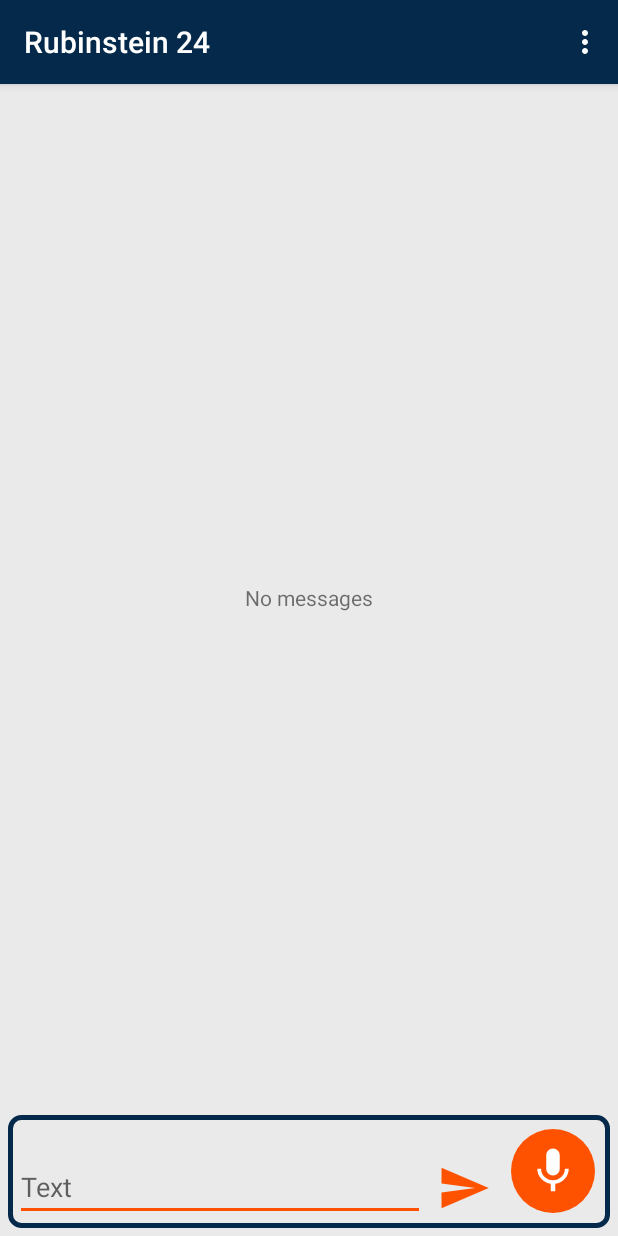
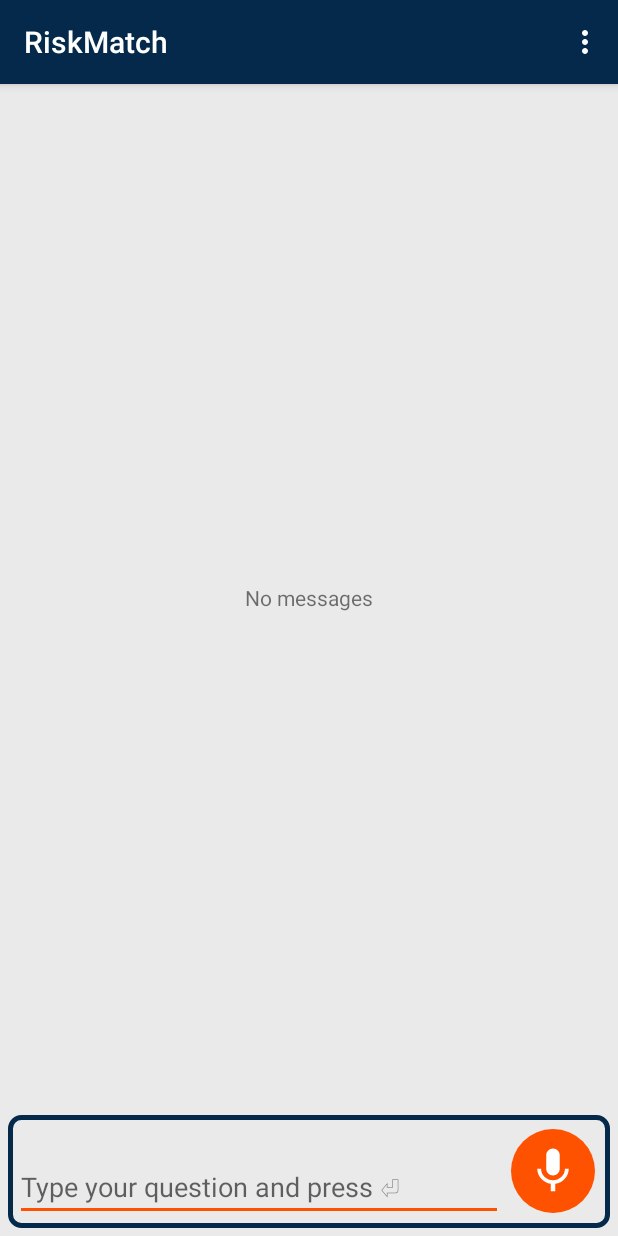
Before and after one commit to theaspect/api-bot, an Android app: the screen it shows after launch (ChatActivity), on a phone screen of 412 x 824 dp. Run offline under Robolectric (Android 15) with nearby library versions, the phone set to English and light mode, and no system bars; our stand-ins replace Dagger/Hilt's generated code; libraries missing offline, so code that uses them is left out: com.arellomobile.mvp, io.realm; 2 statements that could not run were skipped.

Commit message:
new design

```diff
--- a/app/src/main/res/layout/activity_chat.xml
+++ b/app/src/main/res/layout/activity_chat.xml
@@ -55,26 +55,26 @@
             android:layout_width="match_parent"
             android:layout_height="wrap_content"
             android:layout_alignParentBottom="true"
-            android:layout_toStartOf="@+id/btnSend"
+            android:layout_toStartOf="@+id/btnMic"
             android:gravity="bottom"
             android:hint="@string/query_hint"
             android:lines="2"
             android:maxLines="2"
             android:minLines="2"
-            tools:text="Who  are my top\nclients" />
+            tools:text="Type your question and press ⏎" />
 
 
-        <ImageButton
-            android:id="@+id/btnSend"
-            android:layout_width="wrap_content"
-            android:layout_height="wrap_content"
-            android:layout_alignParentBottom="true"
-            android:layout_marginEnd="4dp"
-            android:layout_marginStart="4dp"
-            android:layout_toStartOf="@+id/btnMic"
-            android:background="@null"
-            android:padding="4dp"
-            android:src="@drawable/ic_send_black_24dp" />
+        <!--<ImageButton-->
+        <!--android:id="@+id/btnSend"-->
+        <!--android:layout_width="wrap_content"-->
+        <!--android:layout_height="wrap_content"-->
+        <!--android:layout_alignParentBottom="true"-->
+        <!--android:layout_marginEnd="4dp"-->
+        <!--android:layout_marginStart="4dp"-->
+        <!--android:layout_toStartOf="@+id/btnMic"-->
+        <!--android:background="@null"-->
+        <!--android:padding="4dp"-->
+        <!--android:src="@drawable/ic_send_black_24dp" />-->
 
         <ImageButton
             android:id="@+id/btnMic"
--- a/app/src/main/res/values/colors.xml
+++ b/app/src/main/res/values/colors.xml
@@ -4,8 +4,8 @@
     <color name="colorPrimaryDark">#03213d</color>
     <color name="colorAccent">#ff5200</color>
 
-    <color name="left_bubble_color">#3F51B5</color>
-    <color name="right_bubble_color">#5f6db9</color>
+    <color name="left_bubble_color">#ff5200</color>
+    <color name="right_bubble_color">#04294a</color>
     <color name="chat_background">#eaeaea</color>
 
 </resources>
--- a/app/src/main/res/values/strings.xml
+++ b/app/src/main/res/values/strings.xml
@@ -1,11 +1,11 @@
 <resources>
-    <string name="app_name">Rubinstein 24</string>
+    <string name="app_name">RiskMatch</string>
     <string name="no_data_found">No messages</string>
     <string name="question">Question</string>
     <string name="query">Query</string>
     <string name="bot_name">Bot: </string>
     <string name="your_name">You:</string>
-    <string name="query_hint">Text</string>
+    <string name="query_hint">Type your question and press ⏎</string>
     <string name="mute_speech">Mute</string>
     <string name="clear_chat">Clear</string>
     <string name="sound_disabled">Sound on</string>
```
Also changed, not shown: app/src/main/java/com/example/f0x/apibot/presentation/main/ChatActivity.kt (+11 -6 lines).
